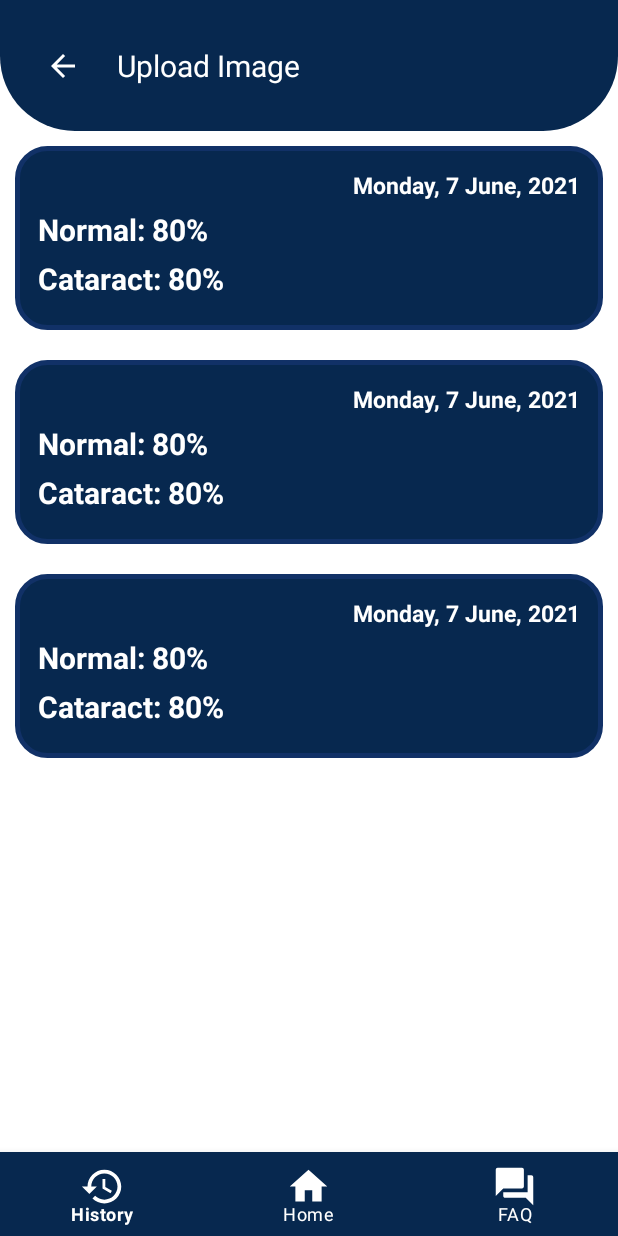
After one commit to Nawitra/Bangkit-Ayenosis, an Android app: the layout activity_history.xml on its own in the app's theme, with its tools: preview values and no code run, on a phone screen of 412 x 824 dp. The commit adds this screen. Run offline under Robolectric (Android 15) with nearby library versions, the phone set to English and light mode, and no system bars.

Commit message:
History Layout

```diff
--- a/app/src/main/AndroidManifest.xml
+++ b/app/src/main/AndroidManifest.xml
@@ -13,7 +13,8 @@
         android:supportsRtl="true"
         android:theme="@style/Theme.Ayenosis"
         android:usesCleartextTraffic="true">
-        <activity android:name=".activity.ShowResultActivity"></activity>
+        <activity android:name=".activity.HistoryActivity"></activity>
+        <activity android:name=".activity.ShowResultActivity" />
         <activity android:name=".activity.FaqActivity" />
         <activity android:name=".activity.ChooseUploadActivity" />
         <activity
--- a/app/src/main/java/com/wp/ayenosis/activity/ChooseUploadActivity.kt
+++ b/app/src/main/java/com/wp/ayenosis/activity/ChooseUploadActivity.kt
@@ -29,6 +29,8 @@ import java.time.LocalDateTime
 import com.google.firebase.auth.FirebaseAuth;
 import com.google.firebase.ktx.Firebase
 import com.wp.ayenosis.utils.FirebaseUtils.firebaseAuth
+import java.time.format.DateTimeFormatter
+import java.time.format.FormatStyle
 
 class ChooseUploadActivity : AppCompatActivity() {
     private lateinit var bitmap: Bitmap
@@ -70,11 +72,15 @@ class ChooseUploadActivity : AppCompatActivity() {
             val detection = Detection()
             detection.normalPercent = normalP
             detection.cataractPercent = cataractP
-            detection.timeDate = dateTime
+
+
+            var formattedDate = dateTime.format(DateTimeFormatter.ofLocalizedDate(FormatStyle.FULL));
+            detection.timeDate = formattedDate;
 
             val data = hashMapOf(
                 "normal" to detection.normalPercent,
-                "cataract" to detection.cataractPercent
+                "cataract" to detection.cataractPercent,
+                "date" to detection.timeDate
             )
 
             val db = FirebaseFirestore.getInstance()
@@ -83,8 +89,6 @@ class ChooseUploadActivity : AppCompatActivity() {
             if (user != null) {
                 uid = user.uid
             }
-
-
 
             db.collection("userData").document(uid).collection("detection")
                 .add(data)
--- /dev/null
+++ b/app/src/main/java/com/wp/ayenosis/activity/HistoryActivity.kt
@@ -0,0 +1,12 @@
+package com.wp.ayenosis.activity
+
+import androidx.appcompat.app.AppCompatActivity
+import android.os.Bundle
+import com.wp.ayenosis.R
+
+class HistoryActivity : AppCompatActivity() {
+    override fun onCreate(savedInstanceState: Bundle?) {
+        super.onCreate(savedInstanceState)
+        setContentView(R.layout.activity_history)
+    }
+}
--- a/app/src/main/java/com/wp/ayenosis/activity/ShowResultActivity.kt
+++ b/app/src/main/java/com/wp/ayenosis/activity/ShowResultActivity.kt
@@ -1,5 +1,6 @@
 package com.wp.ayenosis.activity
 
+import android.content.Intent
 import androidx.appcompat.app.AppCompatActivity
 import android.os.Bundle
 import android.widget.Button
@@ -15,7 +16,7 @@ class ShowResultActivity : AppCompatActivity() {
 
         supportActionBar?.hide()
 
-        var det = intent.getParcelableExtra<Detection>("DetectionKey") as Detection
+        val det = intent.getParcelableExtra<Detection>("DetectionKey") as Detection
 
         val tvNormal: TextView = findViewById(R.id.tv_normal)
         val tvCataract: TextView = findViewById(R.id.tv_cataract)
@@ -24,6 +25,11 @@ class ShowResultActivity : AppCompatActivity() {
         tvCataract.text = det.cataractPercent.toString()
 
         val btnOkay: Button = findViewById(R.id.btn_okay)
+        btnOkay.setOnClickListener{
+            val mIntent = Intent(this@ShowResultActivity, MainActivity::class.java)
+            startActivity(mIntent)
+            finish()
+        }
 
     }
 }
--- a/app/src/main/java/com/wp/ayenosis/model/Detection.kt
+++ b/app/src/main/java/com/wp/ayenosis/model/Detection.kt
@@ -9,6 +9,6 @@ import java.util.*
 data class Detection(
     var normalPercent: Float? = null,
     var cataractPercent: Float? = null,
-    var timeDate: LocalDateTime? = null
+    var timeDate: String? = null
 
 ): Parcelable
--- /dev/null
+++ b/app/src/main/res/drawable/layout_bg_item.xml
@@ -0,0 +1,7 @@
+<?xml version="1.0" encoding="UTF-8"?>
+<shape xmlns:android="http://schemas.android.com/apk/res/android">
+    <solid android:color="@color/blue_chosen"/>
+    <corners android:radius="20dp"/>
+    <stroke android:width="3.5dp" android:color="#113167"/>
+    <padding android:left="10dp" android:top="5dp" android:right="10dp" android:bottom="5dp" />
+</shape>
--- /dev/null
+++ b/app/src/main/res/layout/activity_history.xml
@@ -0,0 +1,33 @@
+<?xml version="1.0" encoding="utf-8"?>
+<RelativeLayout xmlns:android="http://schemas.android.com/apk/res/android"
+    xmlns:app="http://schemas.android.com/apk/res-auto"
+    xmlns:tools="http://schemas.android.com/tools"
+    android:layout_width="match_parent"
+    android:layout_height="match_parent"
+    tools:context=".activity.HistoryActivity">
+
+    <include layout="@layout/toolbar_with_back"
+        android:id="@+id/tlb_history"
+        android:layout_height="wrap_content"
+        android:layout_width="match_parent"/>
+
+    <androidx.recyclerview.widget.RecyclerView
+        android:id="@+id/rv_question"
+        android:layout_height="wrap_content"
+        android:layout_width="match_parent"
+        android:layout_below="@+id/tlb_history"
+        tools:listitem="@layout/list_history_item">
+    </androidx.recyclerview.widget.RecyclerView>
+
+    <com.google.android.material.bottomnavigation.BottomNavigationView
+        android:layout_width="match_parent"
+        android:layout_height="wrap_content"
+        app:itemBackground="@color/blue_chosen"
+        app:itemTextColor="@color/white"
+        app:itemIconTint="@color/white"
+        app:itemIconSize="30sp"
+        android:layout_alignParentBottom="true"
+        app:menu="@menu/menu_bar"
+        android:id="@+id/menu_navigation_history"/>
+
+</RelativeLayout>
--- /dev/null
+++ b/app/src/main/res/layout/list_history_item.xml
@@ -0,0 +1,41 @@
+<?xml version="1.0" encoding="utf-8"?>
+<LinearLayout xmlns:android="http://schemas.android.com/apk/res/android"
+    android:layout_width="match_parent"
+    android:layout_height="wrap_content"
+    android:layout_margin="10dp"
+    android:padding="15dp"
+    android:orientation="vertical"
+    android:background="@drawable/layout_bg_item">
+
+    <TextView
+        android:id="@+id/tv_date_history"
+        android:textColor="@color/white"
+        android:layout_height="wrap_content"
+        android:layout_width="wrap_content"
+        android:textSize="15sp"
+        android:textStyle="bold"
+        android:layout_marginBottom="5dp"
+        android:layout_gravity="right"
+        android:text="Monday, 7 June, 2021"/>
+
+        <TextView
+            android:id="@+id/tv_normal_history"
+            android:textColor="@color/white"
+            android:layout_height="wrap_content"
+            android:layout_width="match_parent"
+            android:textSize="20sp"
+            android:textStyle="bold"
+            android:layout_marginBottom="5dp"
+            android:text="Normal: 80%"/>
+
+        <TextView
+            android:id="@+id/tv_cataract_history"
+            android:textColor="@color/white"
+            android:layout_height="wrap_content"
+            android:layout_width="match_parent"
+            android:textSize="20sp"
+            android:textStyle="bold"
+            android:layout_marginBottom="5dp"
+            android:text="Cataract: 80%"/>
+
+</LinearLayout>
--- a/app/src/main/res/layout/list_question_item.xml
+++ b/app/src/main/res/layout/list_question_item.xml
@@ -18,7 +18,7 @@
             android:layout_width="wrap_content"
             android:layout_marginBottom="5dp"
             android:textStyle="bold"
-            android:textSize="18dp"
+            android:textSize="18sp"
             android:textColor="@color/blue_chosen"
             tools:text = "No. Pertanyaan?"/>
 
```
